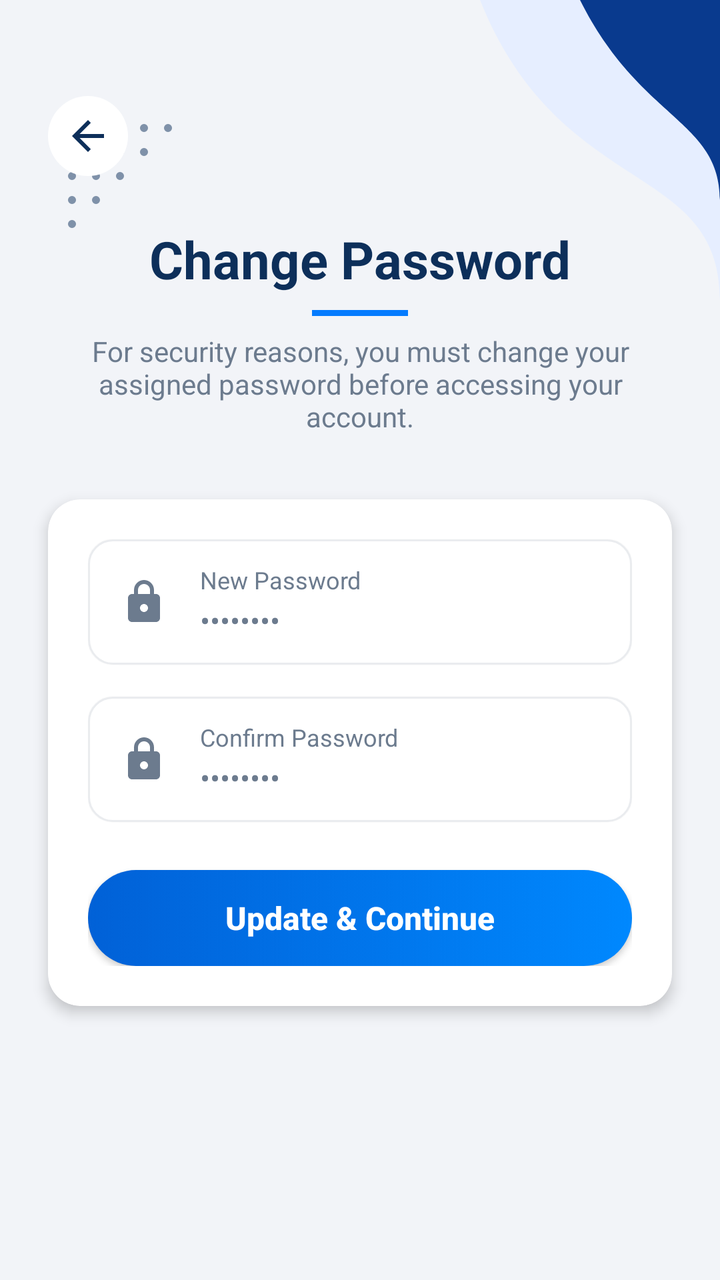
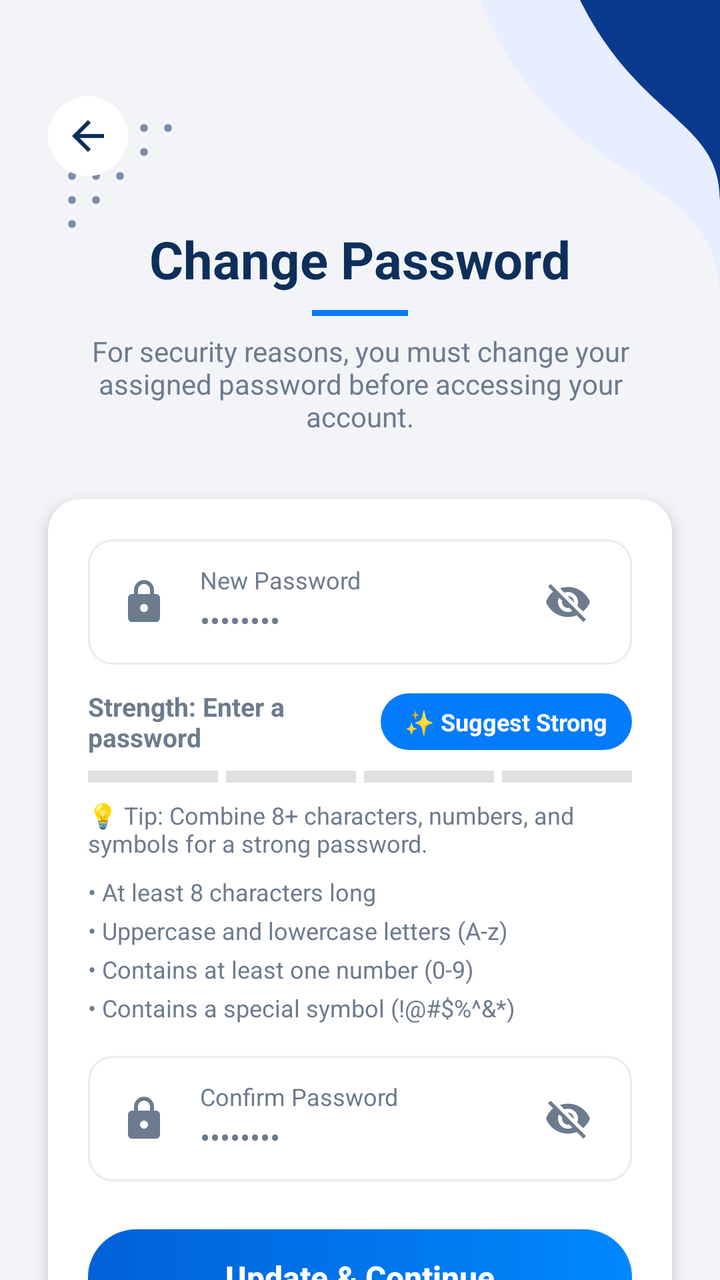

Compare the two renders of this Android layout. The source of the first and the diff that turns it into the second are given below.
<!-- AndroidManifest.xml: application theme Theme.FinalYearProjectNew -->
<!-- res/layout/activity_change_password.xml -->
<?xml version="1.0" encoding="utf-8"?>
<androidx.constraintlayout.widget.ConstraintLayout xmlns:android="http://schemas.android.com/apk/res/android"
    xmlns:app="http://schemas.android.com/apk/res-auto"
    xmlns:tools="http://schemas.android.com/tools"
    android:layout_width="match_parent"
    android:layout_height="match_parent"
    android:background="@color/appBackground">

    
    <ImageView
        android:layout_width="200dp"
        android:layout_height="200dp"
        android:src="@drawable/top_right"
        app:layout_constraintTop_toTopOf="parent"
        app:layout_constraintEnd_toEndOf="parent" />

    <ImageView
        android:layout_width="wrap_content"
        android:layout_height="wrap_content"
        android:src="@drawable/scond_dot_patterns"
        android:alpha="0.5"
        android:rotation="180"
        android:layout_marginStart="24dp"
        android:layout_marginTop="60dp"
        app:layout_constraintTop_toTopOf="parent"
        app:layout_constraintStart_toStartOf="parent" />

    
    <ImageView
        android:id="@+id/ivBack"
        android:layout_width="40dp"
        android:layout_height="40dp"
        android:layout_marginStart="24dp"
        android:layout_marginTop="48dp"
        android:background="@drawable/bg_circle_white"
        android:padding="8dp"
        android:src="@drawable/ic_arrow_back"
        app:tint="@color/colorPrimary"
        app:layout_constraintStart_toStartOf="parent"
        app:layout_constraintTop_toTopOf="parent" />

    
    <TextView
        android:id="@+id/tvScreenTitle"
        android:layout_width="wrap_content"
        android:layout_height="wrap_content"
        android:layout_marginTop="24dp"
        android:text="Change Password"
        android:textColor="@color/textColorPrimary"
        android:textSize="26sp"
        android:textStyle="bold"
        app:layout_constraintStart_toStartOf="parent"
        app:layout_constraintEnd_toEndOf="parent"
        app:layout_constraintTop_toBottomOf="@id/ivBack" />

    <View
        android:id="@+id/blueLine"
        android:layout_width="48dp"
        android:layout_height="3dp"
        android:layout_marginTop="8dp"
        android:background="@color/colorAccent"
        app:layout_constraintStart_toStartOf="parent"
        app:layout_constraintEnd_toEndOf="parent"
        app:layout_constraintTop_toBottomOf="@id/tvScreenTitle" />

    <TextView
        android:id="@+id/tvScreenSubtitle"
        android:layout_width="300dp"
        android:layout_height="wrap_content"
        android:layout_marginTop="8dp"
        android:text="For security reasons, you must change your assigned password before accessing your account."
        android:textColor="@color/textColorSecondary"
        android:textSize="14sp"
        android:textAlignment="center"
        app:layout_constraintStart_toStartOf="parent"
        app:layout_constraintEnd_toEndOf="parent"
        app:layout_constraintTop_toBottomOf="@id/blueLine" />

    
    <androidx.cardview.widget.CardView
        android:layout_width="match_parent"
        android:layout_height="wrap_content"
        android:layout_marginHorizontal="24dp"
        android:layout_marginTop="32dp"
        app:cardBackgroundColor="@color/inputBackground"
        app:cardCornerRadius="16dp"
        app:cardElevation="4dp"
        app:layout_constraintTop_toBottomOf="@id/tvScreenSubtitle"
        app:layout_constraintStart_toStartOf="parent"
        app:layout_constraintEnd_toEndOf="parent">

        <LinearLayout
            android:layout_width="match_parent"
            android:layout_height="wrap_content"
            android:orientation="vertical"
            android:padding="20dp">

            
            <LinearLayout
                android:layout_width="match_parent"
                android:layout_height="wrap_content"
                android:background="@drawable/bg_rounded_input"
                android:elevation="1dp"
                android:gravity="center_vertical"
                android:orientation="horizontal"
                android:paddingHorizontal="16dp"
                android:paddingVertical="12dp">

                <ImageView
                    android:layout_width="24dp"
                    android:layout_height="24dp"
                    android:src="@drawable/ic_lock_filled"
                    app:tint="@color/textColorSecondary" />

                <LinearLayout
                    android:layout_width="0dp"
                    android:layout_weight="1"
                    android:layout_height="wrap_content"
                    android:layout_marginStart="16dp"
                    android:orientation="vertical">

                    <TextView
                        android:layout_width="wrap_content"
                        android:layout_height="wrap_content"
                        android:text="New Password"
                        android:textColor="@color/textColorSecondary"
                        android:textSize="12sp" />

                    <EditText
                        android:id="@+id/etNewPassword"
                        android:layout_width="match_parent"
                        android:layout_height="wrap_content"
                        android:background="@null"
                        android:hint="••••••••"
                        android:inputType="textPassword"
                        android:paddingTop="2dp"
                        android:paddingBottom="0dp"
                        android:textColor="@color/textColorPrimary"
                        android:textColorHint="@color/textColorSecondary"
                        android:textSize="15sp" />
                </LinearLayout>
            </LinearLayout>

            
            <LinearLayout
                android:layout_width="match_parent"
                android:layout_height="wrap_content"
                android:layout_marginTop="16dp"
                android:background="@drawable/bg_rounded_input"
                android:elevation="1dp"
                android:gravity="center_vertical"
                android:orientation="horizontal"
                android:paddingHorizontal="16dp"
                android:paddingVertical="12dp">

                <ImageView
                    android:layout_width="24dp"
                    android:layout_height="24dp"
                    android:src="@drawable/ic_lock_filled"
                    app:tint="@color/textColorSecondary" />

                <LinearLayout
                    android:layout_width="0dp"
                    android:layout_weight="1"
                    android:layout_height="wrap_content"
                    android:layout_marginStart="16dp"
                    android:orientation="vertical">

                    <TextView
                        android:layout_width="wrap_content"
                        android:layout_height="wrap_content"
                        android:text="Confirm Password"
                        android:textColor="@color/textColorSecondary"
                        android:textSize="12sp" />

                    <EditText
                        android:id="@+id/etConfirmPassword"
                        android:layout_width="match_parent"
                        android:layout_height="wrap_content"
                        android:background="@null"
                        android:hint="••••••••"
                        android:inputType="textPassword"
                        android:paddingTop="2dp"
                        android:paddingBottom="0dp"
                        android:textColor="@color/textColorPrimary"
                        android:textColorHint="@color/textColorSecondary"
                        android:textSize="15sp" />
                </LinearLayout>
            </LinearLayout>

            <androidx.appcompat.widget.AppCompatButton
                android:id="@+id/btnChangePassword"
                android:layout_width="match_parent"
                android:layout_height="48dp"
                android:layout_marginTop="24dp"
                android:background="@drawable/bg_gradient_button"
                android:elevation="4dp"
                android:text="Update &amp; Continue"
                android:textAllCaps="false"
                android:textColor="@android:color/white"
                android:textSize="16sp"
                android:textStyle="bold" />

        </LinearLayout>
    </androidx.cardview.widget.CardView>

</androidx.constraintlayout.widget.ConstraintLayout>
<!-- resources referenced by this layout -->
<resources>
  <color name="appBackground">#F2F4F8</color>
  <color name="colorAccent">#057BFE</color>
  <color name="colorPrimary">#0D2F5A</color>
  <color name="inputBackground">#FFFFFF</color>
  <color name="textColorPrimary">#0D2F5A</color>
  <color name="textColorSecondary">#6C7B8E</color>
  <!-- drawable bg_circle_white (drawable) -->
  <?xml version="1.0" encoding="utf-8"?>
  <shape xmlns:android="http://schemas.android.com/apk/res/android"
      android:shape="oval">
      <solid android:color="@android:color/white" />
  </shape>
  <!-- drawable bg_gradient_button (drawable) -->
  <?xml version="1.0" encoding="utf-8"?>
  <selector xmlns:android="http://schemas.android.com/apk/res/android">
      <item>
          <shape android:shape="rectangle">
              <gradient
                  android:startColor="@color/buttonGradientStart"
                  android:endColor="@color/buttonGradientEnd"
                  android:angle="0" />
              <corners android:radius="24dp" />
          </shape>
      </item>
  </selector>
  <!-- drawable bg_rounded_input (drawable) -->
  <?xml version="1.0" encoding="utf-8"?>
  <shape xmlns:android="http://schemas.android.com/apk/res/android"
      android:shape="rectangle">
      <solid android:color="@color/inputBackground" />
      <corners android:radius="12dp" />
      <stroke android:width="1dp" android:color="#EAECEF" />
  </shape>
  <!-- drawable ic_arrow_back (drawable) -->
  <vector xmlns:android="http://schemas.android.com/apk/res/android"
      android:width="24dp"
      android:height="24dp"
      android:viewportWidth="24"
      android:viewportHeight="24">
    <path
        android:pathData="M20,11H7.83l5.59,-5.59L12,4l-8,8 8,8 1.41,-1.41L7.83,13H20v-2z"
        android:fillColor="#0D2F5A"/>
  </vector>
  <!-- drawable top_right (drawable) -->
  <vector xmlns:android="http://schemas.android.com/apk/res/android"
      android:width="200dp" android:height="200dp"
      android:viewportWidth="200" android:viewportHeight="200">
      <path android:fillColor="@color/colorLightBlue"
          android:pathData="M80,0 C120,100 200,80 200,150 L200,0 Z"/>
      <path android:fillColor="@color/colorGradientStart"
          android:pathData="M130,0 C160,60 200,60 200,100 L200,0 Z"/>
  </vector>
  <style name="Theme.FinalYearProjectNew" parent="Base.Theme.FinalYearProjectNew" />
  <color name="buttonGradientStart">#0161D7</color>
  <color name="buttonGradientEnd">#0088FE</color>
  <color name="colorLightBlue">#E6EEFF</color>
  <color name="colorGradientStart">#093A8E</color>
  <style name="Base.Theme.FinalYearProjectNew" parent="Theme.Material3.DayNight.NoActionBar">
          
          
      </style>
  <!-- unchanged entries left out for length: 2 -->
</resources>

<!-- the commit's change to res/layout/activity_change_password.xml (unified diff, before → after) -->
@@ -139,6 +139,151 @@
                         android:textColorHint="@color/textColorSecondary"
                         android:textSize="15sp" />
                 </LinearLayout>
+
+                <ImageView
+                    android:id="@+id/ivToggleNewPassword"
+                    android:layout_width="32dp"
+                    android:layout_height="32dp"
+                    android:padding="4dp"
+                    android:src="@drawable/ic_eye_off_filled"
+                    android:clickable="true"
+                    android:focusable="true"
+                    android:background="?attr/selectableItemBackgroundBorderless"
+                    app:tint="@color/textColorSecondary" />
+            </LinearLayout>
+
+            
+            <LinearLayout
+                android:id="@+id/llPasswordStrengthContainer"
+                android:layout_width="match_parent"
+                android:layout_height="wrap_content"
+                android:layout_marginTop="12dp"
+                android:orientation="vertical">
+
+                
+                <LinearLayout
+                    android:layout_width="match_parent"
+                    android:layout_height="wrap_content"
+                    android:gravity="center_vertical"
+                    android:orientation="horizontal">
+
+                    <TextView
+                        android:id="@+id/tvStrengthLabel"
+                        android:layout_width="0dp"
+                        android:layout_height="wrap_content"
+                        android:layout_weight="1"
+                        android:text="Strength: Enter a password"
+                        android:textColor="@color/textColorSecondary"
+                        android:textSize="13sp"
+                        android:textStyle="bold" />
+
+                    <TextView
+                        android:id="@+id/btnSuggestPassword"
+                        android:layout_width="wrap_content"
+                        android:layout_height="wrap_content"
+                        android:background="@drawable/bg_pill_accent"
+                        android:paddingHorizontal="12dp"
+                        android:paddingVertical="6dp"
+                        android:text="✨ Suggest Strong"
+                        android:textColor="@android:color/white"
+                        android:textSize="12sp"
+                        android:textStyle="bold"
+                        android:clickable="true"
+                        android:focusable="true" />
+                </LinearLayout>
+
+                
+                <LinearLayout
+                    android:layout_width="match_parent"
+                    android:layout_height="6dp"
+                    android:layout_marginTop="8dp"
+                    android:orientation="horizontal"
+                    android:weightSum="4">
+
+                    <View
+                        android:id="@+id/viewStrengthBar1"
+                        android:layout_width="0dp"
+                        android:layout_height="match_parent"
+                        android:layout_weight="1"
+                        android:layout_marginEnd="4dp"
+                        android:background="#E0E0E0" />
+
+                    <View
+                        android:id="@+id/viewStrengthBar2"
+                        android:layout_width="0dp"
+                        android:layout_height="match_parent"
+                        android:layout_weight="1"
+                        android:layout_marginEnd="4dp"
+                        android:background="#E0E0E0" />
+
+                    <View
+                        android:id="@+id/viewStrengthBar3"
+                        android:layout_width="0dp"
+                        android:layout_height="match_parent"
+                        android:layout_weight="1"
+                        android:layout_marginEnd="4dp"
+                        android:background="#E0E0E0" />
+
+                    <View
+                        android:id="@+id/viewStrengthBar4"
+                        android:layout_width="0dp"
+                        android:layout_height="match_parent"
+                        android:layout_weight="1"
+                        android:background="#E0E0E0" />
+                </LinearLayout>
+
+                
+                <TextView
+                    android:id="@+id/tvSuggestionTip"
+                    android:layout_width="match_parent"
+                    android:layout_height="wrap_content"
+                    android:layout_marginTop="8dp"
+                    android:text="💡 Tip: Combine 8+ characters, numbers, and symbols for a strong password."
+                    android:textColor="@color/textColorSecondary"
+                    android:textSize="12sp" />
+
+                
+                <LinearLayout
+                    android:layout_width="match_parent"
+                    android:layout_height="wrap_content"
+                    android:layout_marginTop="8dp"
+                    android:orientation="vertical">
+
+                    <TextView
+                        android:id="@+id/tvCheckLength"
+                        android:layout_width="wrap_content"
+                        android:layout_height="wrap_content"
+                        android:text="• At least 8 characters long"
+                        android:textColor="@color/textColorSecondary"
+                        android:textSize="12sp" />
+
+                    <TextView
+                        android:id="@+id/tvCheckCase"
+                        android:layout_width="wrap_content"
+                        android:layout_height="wrap_content"
+                        android:layout_marginTop="3dp"
+                        android:text="• Uppercase and lowercase letters (A-z)"
+                        android:textColor="@color/textColorSecondary"
+                        android:textSize="12sp" />
+
+                    <TextView
+                        android:id="@+id/tvCheckNumber"
+                        android:layout_width="wrap_content"
+                        android:layout_height="wrap_content"
+                        android:layout_marginTop="3dp"
+                        android:text="• Contains at least one number (0-9)"
+                        android:textColor="@color/textColorSecondary"
+                        android:textSize="12sp" />
+
+                    <TextView
+                        android:id="@+id/tvCheckSymbol"
+                        android:layout_width="wrap_content"
+                        android:layout_height="wrap_content"
+                        android:layout_marginTop="3dp"
+                        android:text="• Contains a special symbol (!@#$%^&amp;*)"
+                        android:textColor="@color/textColorSecondary"
+                        android:textSize="12sp" />
+                </LinearLayout>
             </LinearLayout>
 
             
@@ -186,6 +331,17 @@
                         android:textColorHint="@color/textColorSecondary"
                         android:textSize="15sp" />
                 </LinearLayout>
+
+                <ImageView
+                    android:id="@+id/ivToggleConfirmPassword"
+                    android:layout_width="32dp"
+                    android:layout_height="32dp"
+                    android:padding="4dp"
+                    android:src="@drawable/ic_eye_off_filled"
+                    android:clickable="true"
+                    android:focusable="true"
+                    android:background="?attr/selectableItemBackgroundBorderless"
+                    app:tint="@color/textColorSecondary" />
             </LinearLayout>
 
             <androidx.appcompat.widget.AppCompatButton
<!-- resource entries referenced after the edit -->
@@ -25,6 +25,13 @@
           </shape>
       </item>
   </selector>
+  <!-- drawable bg_pill_accent (drawable) -->
+  <?xml version="1.0" encoding="utf-8"?>
+  <shape xmlns:android="http://schemas.android.com/apk/res/android"
+      android:shape="rectangle">
+      <solid android:color="#057BFE" />
+      <corners android:radius="16dp" />
+  </shape>
   <!-- drawable bg_rounded_input (drawable) -->
   <?xml version="1.0" encoding="utf-8"?>
   <shape xmlns:android="http://schemas.android.com/apk/res/android"
@@ -42,6 +49,11 @@
     <path
         android:pathData="M20,11H7.83l5.59,-5.59L12,4l-8,8 8,8 1.41,-1.41L7.83,13H20v-2z"
         android:fillColor="#0D2F5A"/>
+  </vector>
+  <!-- drawable ic_eye_off_filled (drawable) -->
+  <vector xmlns:android="http://schemas.android.com/apk/res/android"
+      android:width="24dp" android:height="24dp" android:viewportWidth="24" android:viewportHeight="24">
+    <path android:fillColor="#6C7B8E" android:pathData="M12,7c2.76,0 5,2.24 5,5c0,0.65 -0.13,1.26 -0.36,1.83l2.92,2.92C21.17,15.24 22.42,13.67 23,12c-1.73,-4.39 -6,-7.5 -11,-7.5c-1.4,0 -2.74,0.25 -3.98,0.7l2.16,2.16C10.74,7.13 11.35,7 12,7zM2,4.27l2.28,2.28L4.54,6.81C2.9,8.19 1.63,10 1,12c1.73,4.39 6,7.5 11,7.5c1.55,0 3.03,-0.3 4.38,-0.84l0.42,0.42L19.73,22L21,20.73L3.27,3L2,4.27zM7.53,9.8l1.55,1.55c-0.05,0.21 -0.08,0.43 -0.08,0.65c0,1.66 1.34,3 3,3c0.22,0 0.44,-0.03 0.65,-0.08l1.55,1.55c-0.67,0.33 -1.41,0.53 -2.2,0.53c-2.76,0 -5,-2.24 -5,-5C7,11.21 7.2,10.47 7.53,9.8zM11.84,9.02l3.15,3.15c0.02,-0.05 0.02,-0.1 0.02,-0.17c0,-1.66 -1.34,-3 -3,-3C11.94,9 11.89,9 11.84,9.02z"/>
   </vector>
   <!-- drawable top_right (drawable) -->
   <vector xmlns:android="http://schemas.android.com/apk/res/android"
